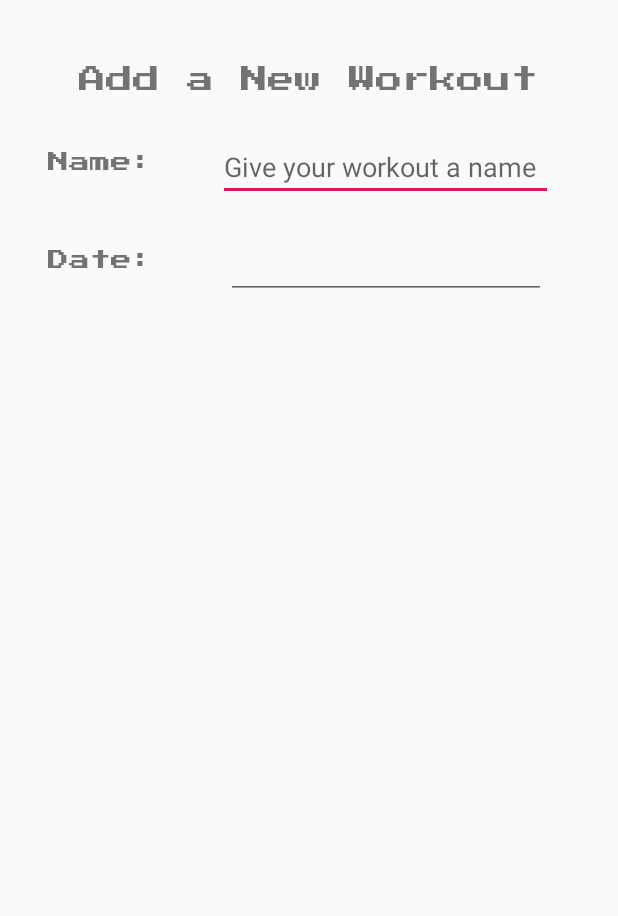
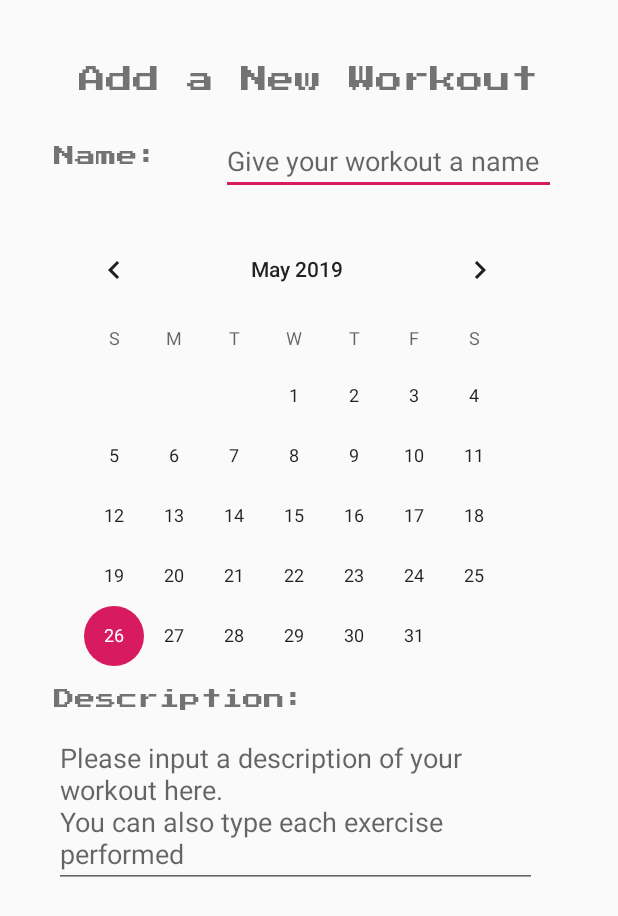
Before and after one commit to JessieSmit01/COSC195FInalProject, an Android app: the AddNewWorkoutActivity screen opened directly, with no data from a screen before it, on a phone screen of 412 x 824 dp. Shown: the top 916 px of the screen. Run offline under Robolectric (Android 15) with nearby library versions, the phone set to English and light mode, and no system bars.

Commit message:
Added more input to Add workout screen -Jessie Smith

```diff
--- a/app/src/main/res/layout/activity_main.xml
+++ b/app/src/main/res/layout/activity_main.xml
@@ -10,7 +10,7 @@
         android:id="@+id/btnAdd"
         android:layout_width="300dp"
         android:layout_height="80dp"
-        android:layout_marginBottom="84dp"
+        android:layout_marginBottom="40dp"
         android:fontFamily="@font/press_start_2p"
         android:onClick="onClick"
         android:text="Add a New Workout Session"
@@ -23,7 +23,8 @@
         android:id="@+id/btnView"
         android:layout_width="300dp"
         android:layout_height="80dp"
-        android:layout_marginBottom="52dp"
+        android:layout_marginBottom="92dp"
+        android:fontFamily="@font/press_start_2p"
         android:text="View Saved Workout Sessions"
         app:layout_constraintBottom_toBottomOf="parent"
         app:layout_constraintEnd_toEndOf="@+id/btnAdd"
@@ -39,6 +40,7 @@
         android:layout_marginBottom="8dp"
         android:fontFamily="@font/press_start_2p"
         android:text="Workout Tracker"
+        android:textAlignment="center"
         android:textSize="45sp"
         app:layout_constraintBottom_toTopOf="@+id/imageView"
         app:layout_constraintEnd_toEndOf="parent"
--- a/app/src/main/res/layout/add_workout.xml
+++ b/app/src/main/res/layout/add_workout.xml
@@ -1,10 +1,19 @@
 <?xml version="1.0" encoding="utf-8"?>
+<ScrollView xmlns:android="http://schemas.android.com/apk/res/android"
+    android:layout_width="match_parent"
+    android:layout_height="wrap_content">
+
     <android.support.constraint.ConstraintLayout
         xmlns:android="http://schemas.android.com/apk/res/android"
         xmlns:app="http://schemas.android.com/apk/res-auto"
         xmlns:tools="http://schemas.android.com/tools"
         android:layout_width="match_parent"
         android:layout_height="match_parent">
+
+
+            android:id="@+id/scroll"
+            android:layout_width="49dp"
+            android:layout_height="62dp">
 
             <TextView
                 android:id="@+id/textView2"
@@ -25,8 +34,8 @@
                 android:id="@+id/txtName"
                 android:layout_width="wrap_content"
                 android:layout_height="21dp"
-        android:layout_marginStart="32dp"
-        android:layout_marginTop="32dp"
+                android:layout_marginStart="36dp"
+                android:layout_marginTop="28dp"
                 android:fontFamily="@font/press_start_2p"
                 android:text="Name:"
                 app:layout_constraintStart_toStartOf="parent"
@@ -46,28 +55,43 @@
                 app:layout_constraintStart_toEndOf="@+id/txtName"
                 app:layout_constraintTop_toTopOf="@+id/txtName" />
 
+            <CalendarView
+                android:id="@+id/date"
+                android:layout_width="324dp"
+                android:layout_height="301dp"
+                android:layout_marginTop="16dp"
+                android:layout_marginEnd="8dp"
+                app:layout_constraintEnd_toEndOf="@+id/editText2"
+                app:layout_constraintHorizontal_bias="0.0"
+                app:layout_constraintStart_toStartOf="@+id/txtName"
+                app:layout_constraintTop_toBottomOf="@+id/editText2" />
+
             <TextView
-        android:id="@+id/textView4"
+                android:id="@+id/textView3"
                 android:layout_width="wrap_content"
                 android:layout_height="wrap_content"
-        android:layout_marginTop="44dp"
+                android:layout_marginTop="12dp"
                 android:fontFamily="@font/press_start_2p"
-        android:text="Date:"
-        app:layout_constraintEnd_toEndOf="@+id/txtName"
+                android:text="Description:"
+                app:layout_constraintEnd_toEndOf="@+id/date"
                 app:layout_constraintHorizontal_bias="0.0"
-        app:layout_constraintStart_toStartOf="@+id/txtName"
-        app:layout_constraintTop_toBottomOf="@+id/txtName" />
+                app:layout_constraintStart_toStartOf="@+id/date"
+                app:layout_constraintTop_toBottomOf="@+id/date" />
 
             <EditText
-        android:id="@+id/editText3"
-        android:layout_width="wrap_content"
+                android:id="@+id/editText"
+                android:layout_width="322dp"
                 android:layout_height="wrap_content"
-        android:layout_marginStart="8dp"
-        android:layout_marginEnd="8dp"
+                android:layout_marginTop="4dp"
                 android:ems="10"
-        android:inputType="date"
-        app:layout_constraintBottom_toBottomOf="@+id/textView4"
-        app:layout_constraintEnd_toEndOf="parent"
-        app:layout_constraintStart_toEndOf="@+id/textView4"
-        app:layout_constraintTop_toTopOf="@+id/textView4" />
+                android:gravity="start|top"
+                android:hint="Please input a description of your workout here.\nYou can also type each exercise performed"
+                android:inputType="textMultiLine"
+                app:layout_constraintEnd_toEndOf="@+id/date"
+                app:layout_constraintHorizontal_bias="0.0"
+                app:layout_constraintStart_toStartOf="@+id/date"
+                app:layout_constraintTop_toBottomOf="@+id/textView3" />
+
+
     </android.support.constraint.ConstraintLayout>
+</ScrollView>
```
Lines whose indentation alone changed are shown as unchanged.
